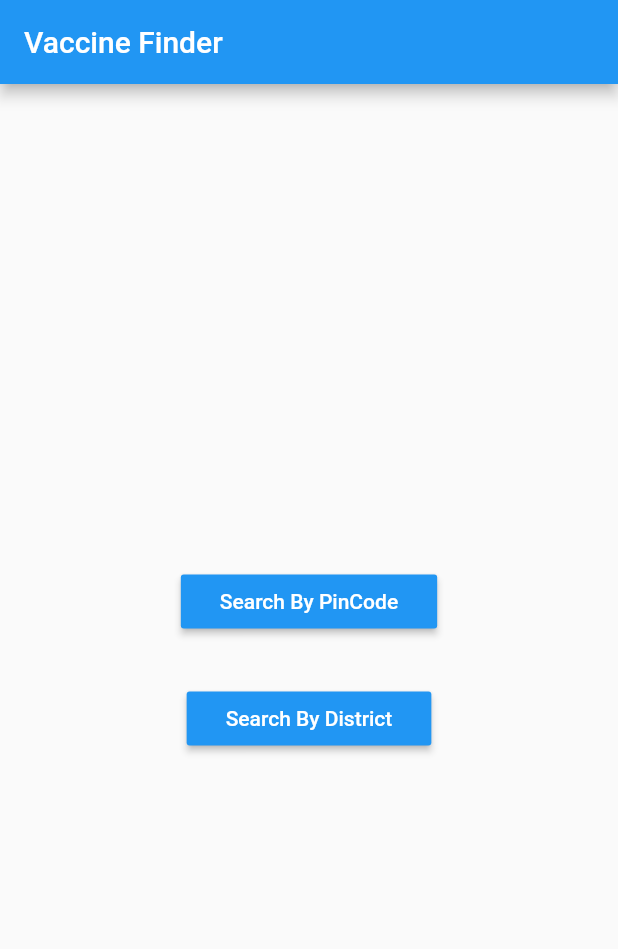
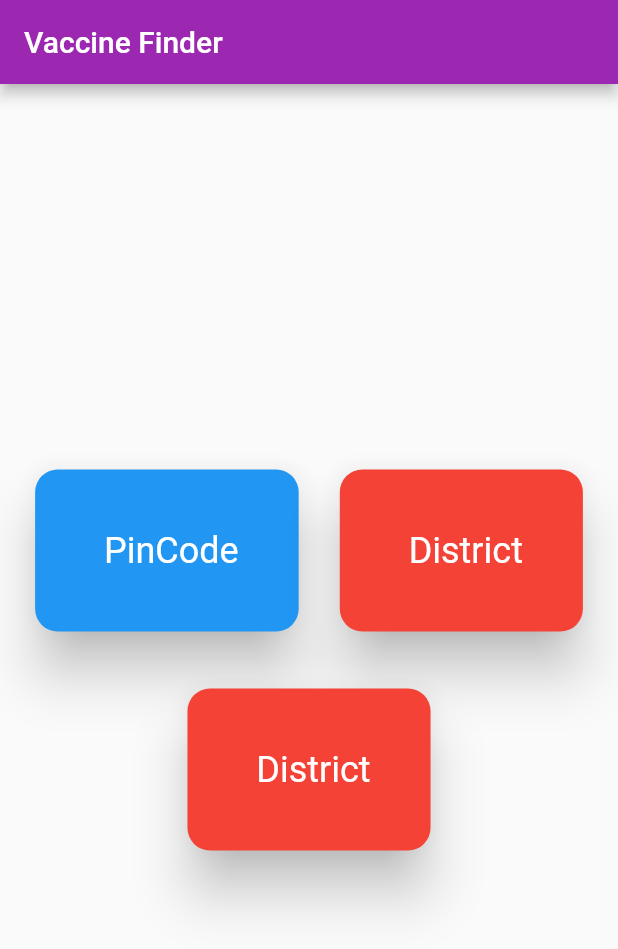
Before and after one commit to vivekdusad/cowin_vacine_tracker, a Flutter app: the screen it shows after launch, on a phone screen of 412 x 824 dp. Shown: the top 949 px of the screen. Run offline on Flutter 3.47's test engine with Material 2 defaults, Android fonts, the phone set to English and light mode, and no system bars; our stand-ins replace bloc, equatable, flutter_bloc, flutter_riverpod, font_awesome_flutter, get and 1 more.

Commit message:
ui changes

```diff
--- a/lib/main.dart
+++ b/lib/main.dart
@@ -25,7 +25,7 @@ class MyApp extends StatelessWidget {
       debugShowCheckedModeBanner: false,
       title: 'Flutter Demo',
       theme: ThemeData(
-        primarySwatch: Colors.blue,
+        primarySwatch: Colors.purple,
       ),
       home: Intro(),
     );
--- a/lib/ui/homePage.dart
+++ b/lib/ui/homePage.dart
@@ -36,10 +36,11 @@ class HomePage extends StatelessWidget {
   }
 
   _upperContent(BuildContext context) {
-    double opacity =0;
+    double opacity = 0;
     return BlocBuilder<PincodeBloc, PincodeState>(
       builder: (context, state) {
-        if(state is SessionResultByDistrict||state is SessionResultByPinCode){
+        if (state is SessionResultByDistrict ||
+            state is SessionResultByPinCode) {
           opacity = 1;
         }
         return Form(
@@ -49,6 +50,10 @@ class HomePage extends StatelessWidget {
               _pincodeFeild(),
               // _datePicker(context),
               MaterialButton(
+                shape: RoundedRectangleBorder(
+                    borderRadius: new BorderRadius.circular(10.0)),
+                hoverElevation: 16,
+                splashColor: Colors.amber,
                 color: Colors.blue,
                 onPressed: () {
                   _getResultes(context);
@@ -57,11 +62,17 @@ class HomePage extends StatelessWidget {
                   padding: const EdgeInsets.all(8.0),
                   child: Text(
                     "Get",
-                    style: TextStyle(color: Colors.white),
+                    style: TextStyle(
+                      color: Colors.white,
+                    ),
                   ),
                 ),
               ),
-              Opacity(opacity: opacity,child: MyScreenPinCode(pinCode: _pinCodeController.text,)),
+              Opacity(
+                  opacity: opacity,
+                  child: MyScreenPinCode(
+                    pinCode: _pinCodeController.text,
+                  )),
             ],
           ),
         );
@@ -85,7 +96,11 @@ class HomePage extends StatelessWidget {
             child: Column(
               mainAxisAlignment: MainAxisAlignment.center,
               children: [
-                Center(child: Text("Search First")),
+                Center(
+                    child: Text(
+                  "Search First",
+                  style: TextStyle(fontSize: 24, color: Colors.red),
+                )),
               ],
             ),
           );
@@ -120,8 +135,6 @@ class HomePage extends StatelessWidget {
     );
   }
 
-
-
   _pincodeFeild() {
     return BlocBuilder<PincodeBloc, PincodeState>(
       builder: (context, state) {
--- a/lib/ui/introScreen.dart
+++ b/lib/ui/introScreen.dart
@@ -7,49 +7,72 @@ import 'package:get/get.dart';
 
 class Intro extends ConsumerWidget {
   @override
-  Widget build(BuildContext context,ScopedReader watch) {
+  Widget build(BuildContext context, ScopedReader watch) {
     // watch(serverprovider).getStates()
     return Scaffold(
       appBar: AppBar(
         title: Text("Vaccine Finder"),
       ),
-      body: Center(
-        child: Column(
+      body: Column(
+        crossAxisAlignment: CrossAxisAlignment.center,
         mainAxisAlignment: MainAxisAlignment.center,
+        children: [
+          Row(
+            mainAxisAlignment: MainAxisAlignment.spaceEvenly,
             crossAxisAlignment: CrossAxisAlignment.center,
             children: [
-            MaterialButton(
-              color: Colors.blue,
-              onPressed: () {
-
+              InkWell(
+                onTap: () {
                   Get.to(() => HomePage());
                 },
+                child: Card(
+                  shape: RoundedRectangleBorder(
+                    borderRadius: BorderRadius.circular(15.0),
+                  ),
+                  elevation: 15,
+                  color: Colors.blue,
                   child: Padding(
-                padding: const EdgeInsets.all(10.0),
-                child: Text("Search By PinCode",
-                    style: TextStyle(
-                      color: Colors.white,
-                    )),
+                    padding: const EdgeInsets.all(40.0),
+                    child: Text(" PinCode",
+                        style: TextStyle(color: Colors.white, fontSize: 24)),
                   ),
+                ),
+              ),
+              InkWell(
+                onTap: () {
+                  Get.to(() => ByDistrictPage());
+                },
+                child: Card(
+                  shape: RoundedRectangleBorder(
+                    borderRadius: BorderRadius.circular(15.0),
+                  ),
+                  elevation: 15,
+                  color: Colors.red[500],
+                  child: Padding(
+                    padding: const EdgeInsets.all(40.0),
+                    child: Text(" District",
+                        style: TextStyle(color: Colors.white, fontSize: 24)),
+                  ),
+                ),
+              ),
+            ],
           ),
           SizedBox(
             height: 30,
           ),
-            MaterialButton(
-              color: Colors.blue,
-              onPressed: () {
-                Get.to(() => ByDistrictPage());
-              },
+          Card(
+            shape: RoundedRectangleBorder(
+              borderRadius: BorderRadius.circular(15.0),
+            ),
+            elevation: 15,
+            color: Colors.red[500],
             child: Padding(
-                padding: const EdgeInsets.all(10.0),
-                child: Text("Search By District",
-                    style: TextStyle(
-                      color: Colors.white,
-                    )),
+              padding: const EdgeInsets.all(40.0),
+              child: Text(" District",
+                  style: TextStyle(color: Colors.white, fontSize: 24)),
             ),
-            )
+          ),
         ],
-        ),
       ),
     );
   }
--- a/lib/ui/searchByDistrict.dart
+++ b/lib/ui/searchByDistrict.dart
@@ -150,7 +150,7 @@ class _UpperContentState extends State<UpperContent> {
                 color: Colors.white,
                 border: Border.all()),
             child: Padding(
-              padding: const EdgeInsets.symmetric(horizontal: 8, vertical: 0),
+              padding: const EdgeInsets.symmetric(horizontal: 28, vertical: 0),
               child: DropdownButton<Districts>(
                 focusColor: Colors.white,
                 value: _selectedDistrict,
@@ -187,8 +187,9 @@ class _UpperContentState extends State<UpperContent> {
             height: 10,
           ),
           MaterialButton(
+            elevation: 5,
             shape: RoundedRectangleBorder(
-                borderRadius: BorderRadius.circular(18.0),
+                borderRadius: BorderRadius.circular(10.0),
                 side: BorderSide(color: Colors.black)),
             color: Colors.blue,
             onPressed: () {
```
Lines whose indentation alone changed are shown as unchanged.
